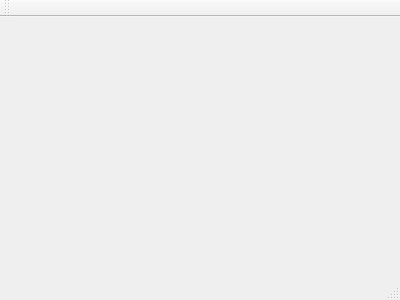
Before: the Qt Designer form mainwindow.ui in 4lenz1/Counter_to_Matrix, drawn with Qt 5.
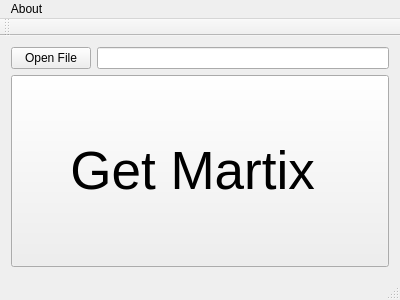
After: the same form once the commit is applied.

```diff
--- a/mainwindow.ui
+++ b/mainwindow.ui
@@ -12,13 +12,79 @@
   <property name="windowTitle" >
    <string>MainWindow</string>
   </property>
-  <widget class="QMenuBar" name="menuBar" />
-  <widget class="QToolBar" name="mainToolBar" />
-  <widget class="QWidget" name="centralWidget" />
-  <widget class="QStatusBar" name="statusBar" />
+  <widget class="QWidget" name="centralWidget">
+   <layout class="QGridLayout" name="gridLayout">
+    <item row="0" column="0">
+     <widget class="QPushButton" name="btnOpen">
+      <property name="text">
+       <string>Open File</string>
+      </property>
+     </widget>
+    </item>
+    <item row="0" column="1">
+     <widget class="QLineEdit" name="lineout"/>
+    </item>
+    <item row="1" column="0" colspan="2">
+     <widget class="QPushButton" name="btnClick">
+      <property name="sizePolicy">
+       <sizepolicy hsizetype="Expanding" vsizetype="Expanding">
+        <horstretch>0</horstretch>
+        <verstretch>0</verstretch>
+       </sizepolicy>
+      </property>
+      <property name="font">
+       <font>
+        <family>Arial</family>
+        <pointsize>40</pointsize>
+        <stylestrategy>PreferAntialias</stylestrategy>
+       </font>
+      </property>
+      <property name="text">
+       <string>Get Martix </string>
+      </property>
+     </widget>
+    </item>
+   </layout>
+  </widget>
+  <widget class="QMenuBar" name="menuBar">
+   <property name="geometry">
+    <rect>
+     <x>0</x>
+     <y>0</y>
+     <width>400</width>
+     <height>21</height>
+    </rect>
+   </property>
+   <widget class="QMenu" name="menuAbout">
+    <property name="title">
+     <string>About</string>
+    </property>
+    <addaction name="actionAbout_Qt"/>
+    <addaction name="actionAbout"/>
+   </widget>
+   <addaction name="menuAbout"/>
+  </widget>
+  <widget class="QToolBar" name="mainToolBar">
+   <attribute name="toolBarArea">
+    <enum>TopToolBarArea</enum>
+   </attribute>
+   <attribute name="toolBarBreak">
+    <bool>false</bool>
+   </attribute>
+  </widget>
+  <widget class="QStatusBar" name="statusBar"/>
+  <action name="actionAbout_Qt">
+   <property name="text">
+    <string>About Qt</string>
+   </property>
+  </action>
+  <action name="actionAbout">
+   <property name="text">
+    <string>About </string>
+   </property>
+  </action>
  </widget>
- <layoutDefault spacing="6" margin="11" />
- <pixmapfunction></pixmapfunction>
+ <layoutdefault spacing="6" margin="11"/>
  <resources/>
  <connections/>
 </ui>
```
Left out of the diff: 7 changed lines with no effect on the pictures.
